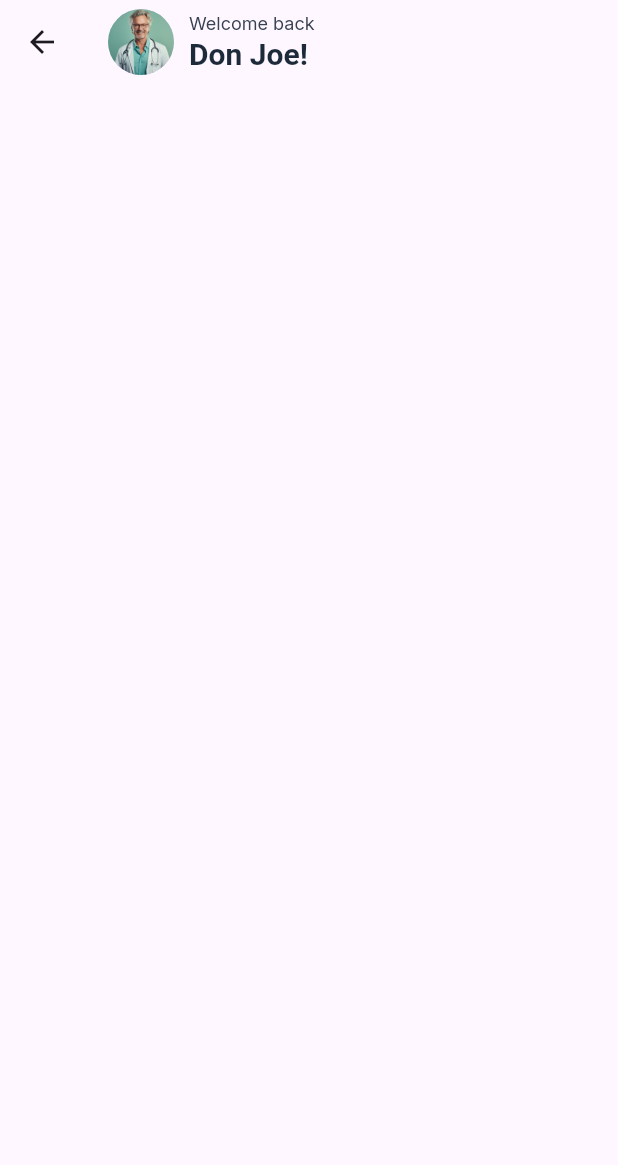
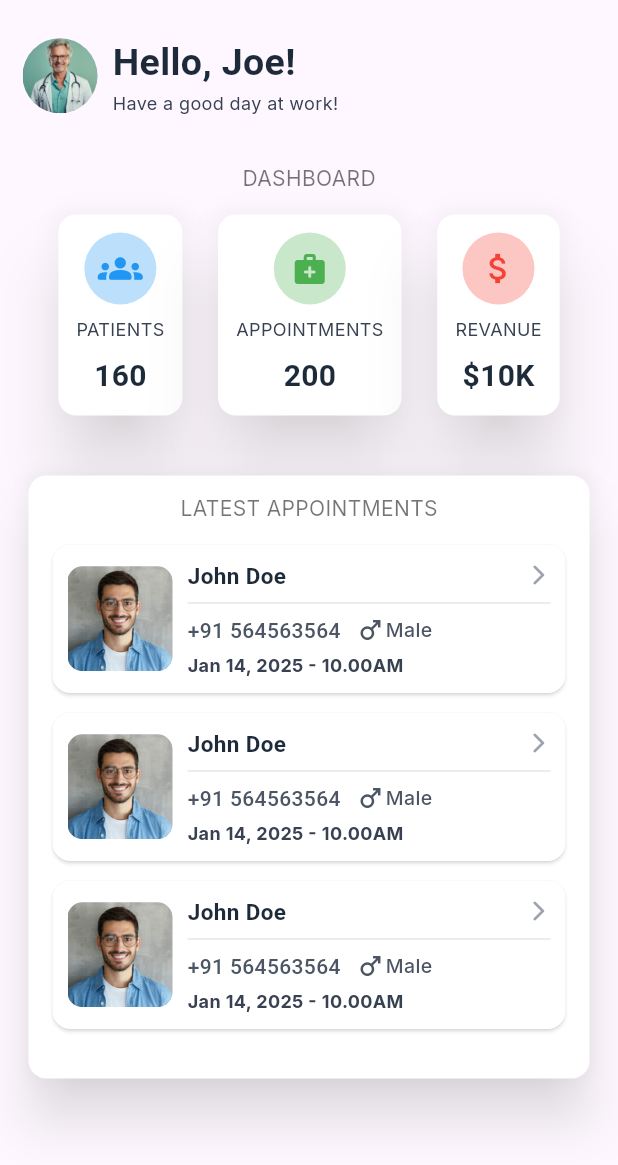
Before and after one commit to adithyanashok/quickCare, a Flutter app: the DoctorHomeScreen screen opened directly, on a phone screen of 412 x 824 dp. Shown: the top 1165 px of the screen. Run offline on Flutter 3.47's test engine with Material 3 defaults, Android fonts, the phone set to English and light mode, and no system bars; our stand-ins replace calendar_date_picker2, fl_chart, hexcolor, hugeicons, smooth_page_indicator; missing offline and left inert: animated_rating_stars.

Commit message:
designing doctor side

```diff
--- a/lib/common/screens/home_screen/doctor_home_screen.dart
+++ b/lib/common/screens/home_screen/doctor_home_screen.dart
@@ -1,5 +1,7 @@
 import 'package:flutter/material.dart';
 import 'package:quick_care/common/styles/styles.dart';
+import 'package:quick_care/features/appointment/presentation/widgets/latest_appointments.dart';
+import 'package:quick_care/features/statistics/presentation/profile_statistics.dart';
 
 class DoctorHomeScreen extends StatelessWidget {
   const DoctorHomeScreen({super.key});
@@ -7,29 +9,74 @@ class DoctorHomeScreen extends StatelessWidget {
   @override
   Widget build(BuildContext context) {
     return Scaffold(
-      appBar: AppBar(
-        title: Row(
+      // appBar: AppBar(
+      //   title: Row(
+      //     spacing: 10,
+      //     children: [
+      //       CircleAvatar(
+      //         radius: 25,
+      //         backgroundImage: AssetImage('assets/images/doc1.png'),
+      //       ),
+      //       Text(
+      //         "Welcome back, Don Joe!",
+      //         style: AppTextStyle.titleStyle,
+      //       ),
+      //     ],
+      //   ),
+      // ),
+      body: SafeArea(
+        child: Padding(
+          padding: const EdgeInsets.symmetric(horizontal: 15.0, vertical: 24),
+          child: Column(
+            spacing: 20,
+            children: [
+              Row(
                 spacing: 10,
                 children: [
                   CircleAvatar(
-              radius: 22,
+                    radius: 25,
                     backgroundImage: AssetImage('assets/images/doc1.png'),
                   ),
                   Column(
                     crossAxisAlignment: CrossAxisAlignment.start,
                     children: [
                       Text(
-                  "Welcome back",
-                  style: AppTextStyle.descriptionStyle,
+                        "Hello, Joe!",
+                        style: AppTextStyle.titleStyle.copyWith(fontSize: 25),
                       ),
                       Text(
-                  "Don Joe!",
-                  style: AppTextStyle.titleStyle,
+                        "Have a good day at work!",
+                        style: AppTextStyle.descriptionStyle,
                       ),
                     ],
                   ),
                 ],
               ),
+              Container(
+                // height: 0,
+                padding: EdgeInsets.all(12),
+                child: Column(
+                  spacing: 10,
+                  crossAxisAlignment: CrossAxisAlignment.center,
+                  children: [
+                    Text(
+                      "DASHBOARD",
+                      style: AppTextStyle.descriptionStyle.copyWith(
+                        fontSize: 14,
+                        color: Colors.black54,
+                      ),
+                    ),
+                    ProfileStatistics(),
+                  ],
+                ),
+              ),
+              SizedBox(
+                height: 410,
+                child: LatestAppointments(),
+              ),
+            ],
+          ),
+        ),
       ),
     );
   }
--- a/lib/core/colors.dart
+++ b/lib/core/colors.dart
@@ -11,4 +11,68 @@ class AppColors {
   static final grey300 = HexColor('#D1D5DB');
   static final grey400 = HexColor('#9CA3AF');
   static final grey600 = HexColor('#4B5563');
+
+  static const Color primary = contentColorCyan;
+  static const Color menuBackground = Color(0xFF090912);
+  static const Color itemsBackground = Color(0xFF1B2339);
+  static const Color pageBackground = Color(0xFF282E45);
+  static const Color mainTextColor1 = Colors.white;
+  static const Color mainTextColor2 = Colors.white70;
+  static const Color mainTextColor3 = Colors.white38;
+  static const Color mainGridLineColor = Colors.white10;
+  static const Color borderColor = Colors.white54;
+  static const Color gridLinesColor = Color(0x11FFFFFF);
+
+  static const Color contentColorBlack = Colors.black;
+  static const Color contentColorWhite = Colors.white;
+  static const Color contentColorBlue = Color(0xFF2196F3);
+  static const Color contentColorYellow = Color(0xFFFFC300);
+  static const Color contentColorOrange = Color(0xFFFF683B);
+  static const Color contentColorGreen = Color(0xFF3BFF49);
+  static const Color contentColorPurple = Color(0xFF6E1BFF);
+  static const Color contentColorPink = Color(0xFFFF3AF2);
+  static const Color contentColorRed = Color(0xFFE80054);
+  static const Color contentColorCyan = Color(0xFF50E4FF);
 }
+
+extension ColorExtension on Color {
+  /// Convert the color to a darken color based on the [percent]
+  Color darken([int percent = 40]) {
+    assert(1 <= percent && percent <= 100);
+    final value = 1 - percent / 100;
+    return Color.fromARGB(
+      _floatToInt8(a),
+      (_floatToInt8(r) * value).round(),
+      (_floatToInt8(g) * value).round(),
+      (_floatToInt8(b) * value).round(),
+    );
+  }
+
+  Color lighten([int percent = 40]) {
+    assert(1 <= percent && percent <= 100);
+    final value = percent / 100;
+    return Color.fromARGB(
+      _floatToInt8(a),
+      (_floatToInt8(r) + ((255 - _floatToInt8(r)) * value)).round(),
+      (_floatToInt8(g) + ((255 - _floatToInt8(g)) * value)).round(),
+      (_floatToInt8(b) + ((255 - _floatToInt8(b)) * value)).round(),
+    );
+  }
+
+  Color avg(Color other) {
+    final red = (_floatToInt8(r) + _floatToInt8(other.r)) ~/ 2;
+    final green = (_floatToInt8(g) + _floatToInt8(other.g)) ~/ 2;
+    final blue = (_floatToInt8(b) + _floatToInt8(other.b)) ~/ 2;
+    final alpha = (_floatToInt8(a) + _floatToInt8(other.a)) ~/ 2;
+    return Color.fromARGB(alpha, red, green, blue);
+  }
+
+  // Int color components were deprecated in Flutter 3.27.0.
+  // This method is used to convert the new double color components to the
+  // old int color components.
+  //
+  // Taken from the Color class.
+  int _floatToInt8(double x) {
+    return (x * 255.0).round() & 0xff;
+  }
+}
--- /dev/null
+++ b/lib/features/appointment/presentation/widgets/latest_appointments.dart
@@ -0,0 +1,127 @@
+import 'package:flutter/material.dart';
+import 'package:quick_care/common/styles/styles.dart';
+import 'package:quick_care/core/colors.dart';
+
+class LatestAppointments extends StatelessWidget {
+  const LatestAppointments({super.key});
+
+  @override
+  Widget build(BuildContext context) {
+    return Card(
+      color: Colors.white,
+      elevation: 15,
+      shadowColor: Colors.white,
+      child: Padding(
+        padding: const EdgeInsets.all(12.0),
+        child: Column(
+          spacing: 10,
+          children: [
+            Text(
+              "LATEST APPOINTMENTS",
+              style: AppTextStyle.descriptionStyle.copyWith(
+                fontSize: 14,
+                color: Colors.black54,
+              ),
+            ),
+            Expanded(
+              child: ListView.separated(
+                physics: NeverScrollableScrollPhysics(),
+                itemBuilder: (context, index) {
+                  return Card(
+                    color: Colors.white,
+                    shadowColor: Colors.white,
+                    child: Padding(
+                      padding: const EdgeInsets.all(10.0),
+                      child: Row(
+                        spacing: 10,
+                        children: [
+                          SizedBox(
+                            width: 70,
+                            height: 70,
+                            child: ClipRRect(
+                              borderRadius: BorderRadius.circular(10),
+                              child: Image.asset(
+                                "assets/images/portrait.jpg",
+                                fit: BoxFit.cover,
+                              ),
+                            ),
+                          ),
+                          Expanded(
+                            child: Column(
+                              crossAxisAlignment: CrossAxisAlignment.start,
+                              mainAxisAlignment: MainAxisAlignment.center,
+                              children: [
+                                Row(
+                                  mainAxisAlignment:
+                                      MainAxisAlignment.spaceBetween,
+                                  children: [
+                                    Text(
+                                      "John Doe",
+                                      style: AppTextStyle.titleStyle
+                                          .copyWith(fontSize: 15),
+                                    ),
+                                    Icon(
+                                      Icons.arrow_forward_ios_rounded,
+                                      size: 16,
+                                      color: AppColors.grey400,
+                                    ),
+                                  ],
+                                ),
+                                Divider(
+                                  color: AppColors.grey200,
+                                ),
+                                Row(
+                                  crossAxisAlignment: CrossAxisAlignment.center,
+                                  mainAxisAlignment: MainAxisAlignment.start,
+                                  children: [
+                                    Text(
+                                      "+91 564563564",
+                                      style: AppTextStyle.titleStyle.copyWith(
+                                        fontSize: 14,
+                                        color: AppColors.grey600,
+                                        fontWeight: FontWeight.w500,
+                                      ),
+                                    ),
+                                    SizedBox(width: 10),
+                                    Icon(
+                                      Icons.male,
+                                      size: 20,
+                                      color: AppColors.grey600,
+                                    ),
+                                    Text(
+                                      "Male",
+                                      style: AppTextStyle.descriptionStyle
+                                          .copyWith(
+                                        color: AppColors.grey600,
+                                        fontSize: 13,
+                                        fontWeight: FontWeight.w500,
+                                      ),
+                                    ),
+                                  ],
+                                ),
+                                SizedBox(height: 5),
+                                Text(
+                                  "Jan 14, 2025 - 10.00AM",
+                                  style: AppTextStyle.descriptionStyle.copyWith(
+                                    fontSize: 12,
+                                    fontWeight: FontWeight.bold,
+                                  ),
+                                ),
+                              ],
+                            ),
+                          ),
+                        ],
+                      ),
+                    ),
+                  );
+                },
+                separatorBuilder: (context, index) => SizedBox(height: 5),
+                itemCount: 3,
+              ),
+            ),
+          ],
+        ),
+      ),
+    );
+  }
+}
--- a/lib/features/create_account/presentation/screens/create_account_screen.dart
+++ b/lib/features/create_account/presentation/screens/create_account_screen.dart
@@ -59,6 +59,10 @@ class CreateAccountScreen extends StatelessWidget {
                     name: "Date of birth",
                     icon: Icons.calendar_month,
                   ),
+                  CustomTextField(
+                    name: "Phone",
+                    icon: Icons.phone,
+                  ),
                   GenderDropdown(
                     hintText: "Gender",
                     onChanged: (value) {},
--- a/lib/features/my_bookings/presentation/widgets/booking_card.dart
+++ b/lib/features/my_bookings/presentation/widgets/booking_card.dart
@@ -120,7 +120,7 @@ class BookingCard extends StatelessWidget {
                       Expanded(
                         child: CustomRoundedButton(
                           onTap: () {},
-                          name: "Cancelled",
+                          name: "Cancel",
                           height: 44,
                           textColor: Colors.white,
                           buttonColor: Colors.red,
--- /dev/null
+++ b/lib/features/statistics/presentation/profile_statistics.dart
@@ -0,0 +1,86 @@
+import 'package:flutter/material.dart';
+import 'package:quick_care/common/styles/styles.dart';
+
+class ProfileStatistics extends StatelessWidget {
+  const ProfileStatistics({super.key});
+
+  @override
+  Widget build(BuildContext context) {
+    return Row(
+      mainAxisAlignment: MainAxisAlignment.spaceAround,
+      children: [
+        StatisticsCard(
+          label: "PATIENTS",
+          value: "160",
+          icon: Icons.groups_rounded,
+          color: Colors.blue,
+          size: 30,
+        ),
+        StatisticsCard(
+          label: "APPOINTMENTS",
+          value: "200",
+          icon: Icons.medical_services_rounded,
+          color: Colors.green,
+        ),
+        StatisticsCard(
+          label: "REVANUE",
+          value: "\$10K",
+          icon: Icons.attach_money,
+          color: Colors.red,
+          size: 26,
+        ),
+      ],
+    );
+  }
+}
+
+class StatisticsCard extends StatelessWidget {
+  final String label;
+  final String value;
+  final IconData icon;
+  final Color color;
+  final double? size;
+  const StatisticsCard({
+    super.key,
+    required this.label,
+    required this.value,
+    required this.icon,
+    required this.color,
+    this.size,
+  });
+
+  @override
+  Widget build(BuildContext context) {
+    return Card(
+      color: Colors.white,
+      elevation: 20,
+      shadowColor: Colors.white,
+      child: Container(
+        padding: EdgeInsets.all(12),
+        child: Column(
+          spacing: 8,
+          children: [
+            CircleAvatar(
+              radius: 24,
+              backgroundColor: color.withOpacity(0.3),
+              child: Icon(
+                icon,
+                color: color,
+                size: size,
+              ),
+            ),
+            Text(
+              textAlign: TextAlign.center,
+              label,
+              style: AppTextStyle.descriptionStyle,
+            ),
+            Text(
+              value,
+              style: AppTextStyle.titleStyle,
+            ),
+          ],
+        ),
+      ),
+    );
+  }
+}
--- a/lib/main.dart
+++ b/lib/main.dart
@@ -1,5 +1,5 @@
 import 'package:flutter/material.dart';
-import 'package:quick_care/features/appointment/presentation/screens/appointments_view_screen.dart';
+import 'package:quick_care/common/screens/home_screen/doctor_home_screen.dart';
 
 void main() {
   runApp(const MyApp());
@@ -17,7 +17,7 @@ class MyApp extends StatelessWidget {
       theme: ThemeData(
         useMaterial3: true,
       ),
-      home: AppointmentsViewScreen(),
+      home: DoctorHomeScreen(),
     );
   }
 }
--- a/pubspec.yaml
+++ b/pubspec.yaml
@@ -32,8 +32,10 @@ dependencies:
   calendar_date_picker2: ^1.1.8
   chip_radio_button: ^1.1.3
   cupertino_icons: ^1.0.8
+  fl_chart: ^0.70.2
   flutter:
     sdk: flutter
+  flutter_svg: ^2.0.17
   hexcolor: ^3.0.1
   hugeicons: ^0.0.7
   smooth_page_indicator: ^1.2.0+3
```
Also changed, not shown: lib/features/statistics/presentation/gender_statistics.dart (added, +290 -0 lines), pubspec.lock. Lines whose indentation alone changed are shown as unchanged.
